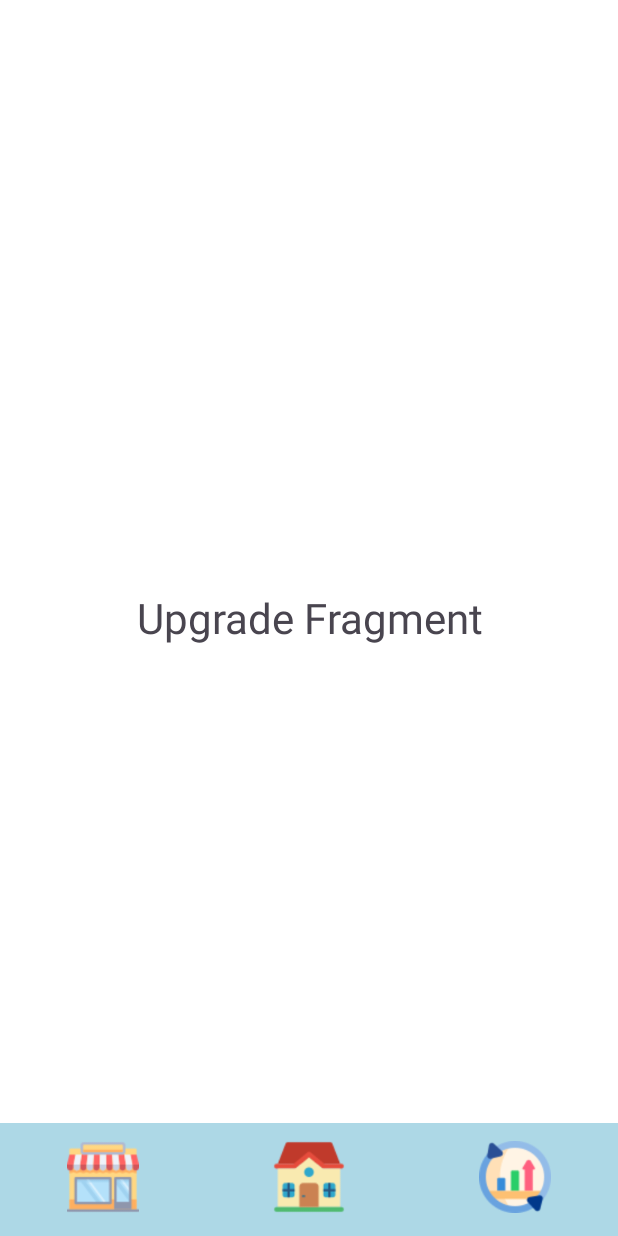
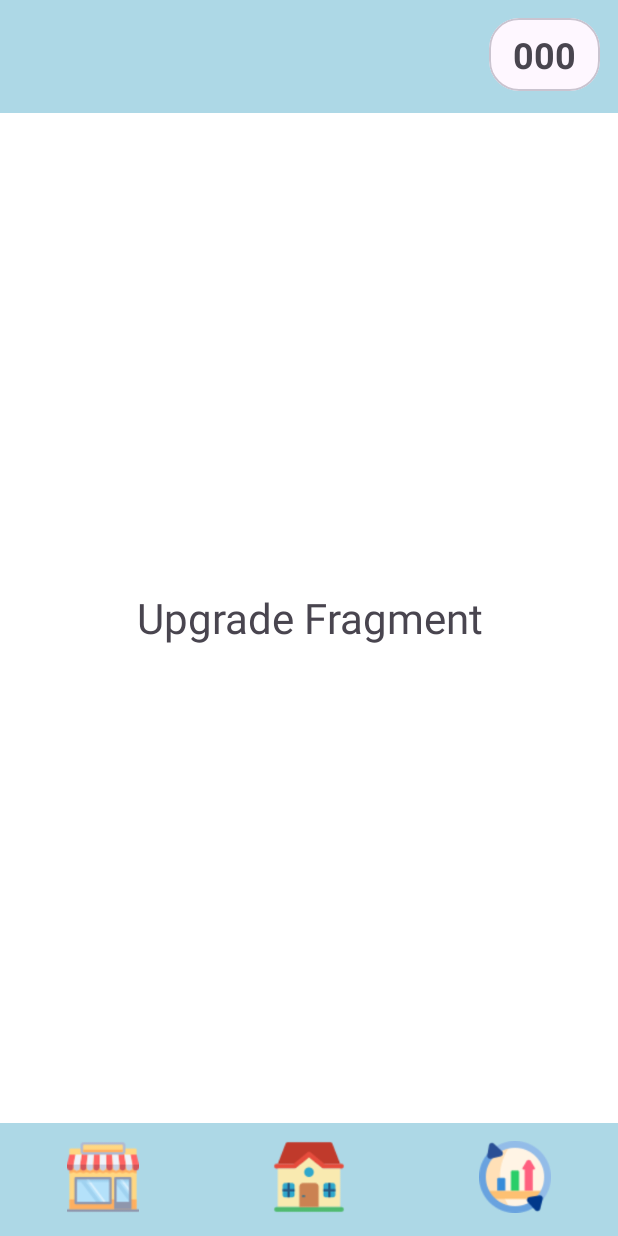
Before and after one commit to screamer228/Clicker_Evolution, an Android app: the screen it shows after launch (HostActivity), item 3 of the bottom bar chosen, on a phone screen of 412 x 824 dp. Run offline under Robolectric (Android 15) with nearby library versions, the light colour scheme and no system bars.

Commit message:
ShopFragment, UpgradeFragment, bottom navigation, click sound, project structure

```diff
--- a/app/src/main/AndroidManifest.xml
+++ b/app/src/main/AndroidManifest.xml
@@ -13,7 +13,7 @@
         android:theme="@style/Theme.ClickerEvolution"
         tools:targetApi="31">
         <activity
-            android:name=".host.HostActivity"
+            android:name=".presentation.host.HostActivity"
             android:exported="true">
             <intent-filter>
                 <action android:name="android.intent.action.MAIN" />
--- a/app/src/main/java/com/example/clickerevolution/HomeFragment.kt
+++ b/app/src/main/java/com/example/clickerevolution/presentation/HomeFragment.kt
@@ -1,18 +1,24 @@
-package com.example.clickerevolution
+package com.example.clickerevolution.presentation
 
+import android.media.SoundPool
 import android.os.Bundle
 import androidx.fragment.app.Fragment
 import android.view.LayoutInflater
 import android.view.View
 import android.view.ViewGroup
+import android.widget.ImageView
+import android.widget.TextView
 import androidx.fragment.app.activityViewModels
 import androidx.lifecycle.lifecycleScope
-import com.example.clickerevolution.databinding.FragmentMainBinding
+import com.example.clickerevolution.R
+import com.example.clickerevolution.databinding.FragmentHomeBinding
 import kotlinx.coroutines.launch
 
 class HomeFragment : Fragment() {
 
-    private lateinit var binding: FragmentMainBinding
+    private lateinit var binding: FragmentHomeBinding
+    private lateinit var imageToClick: ImageView
+    private lateinit var counterTV: TextView
     private val viewModel: HomeViewModel by activityViewModels()
 
     override fun onCreateView(
@@ -20,31 +26,40 @@ class HomeFragment : Fragment() {
         savedInstanceState: Bundle?
     ): View {
         // Inflate the layout for this fragment
-        binding = FragmentMainBinding.inflate(inflater, container, false)
+        binding = FragmentHomeBinding.inflate(inflater, container, false)
+        bindViews()
         return binding.root
     }
 
     override fun onViewCreated(view: View, savedInstanceState: Bundle?) {
         super.onViewCreated(view, savedInstanceState)
 
-        // Собираем Flow с помощью корутин
         viewLifecycleOwner.lifecycleScope.launch {
             viewModel.resourcesFlow.collect { resources ->
-                // Обновляем интерфейс с новым количеством ресурсов
-                binding.resourcesTextView.text = resources.toString()
+
+                binding.textViewCounter.text = resources.toString()
             }
         }
 
-        binding.backgroundImage.setOnClickListener {
+        val soundPool = SoundPool.Builder()
+            .setMaxStreams(4)
+            .build()
+        val soundId = soundPool.load(requireContext(), R.raw.sound_cookie_click, 1)
+
+        binding.imageViewImageToClick.setOnClickListener {
+
             viewModel.incrementResources()
-            binding.backgroundImage.animate().apply {
+
+            soundPool.play(soundId, 1.0f, 1.0f, 1, 0, 1.0f)
+
+            binding.imageViewImageToClick.animate().apply {
                 duration = 50
                 scaleXBy(1.0F)
                 scaleX(0.9F)
                 scaleYBy(1.0F)
                 scaleY(0.9F)
             }.withEndAction {
-                binding.backgroundImage.animate().apply {
+                binding.imageViewImageToClick.animate().apply {
                     duration = 50
                     scaleXBy(0.9F)
                     scaleX(1.0F)
@@ -53,16 +68,10 @@ class HomeFragment : Fragment() {
                 }
             }
         }
-
-//        // Обработка клика на кнопке
-//        binding.clickButton.setOnClickListener {
-//            // Увеличиваем количество ресурсов при каждом клике
-//            viewModel.incrementResources()
-//            binding.clickButton.animate().apply {
-//
-//            }
-//        }
-
     }
 
+    private fun bindViews() {
+        imageToClick = binding.imageViewImageToClick
+        counterTV = binding.textViewCounter
+    }
 }
--- a/app/src/main/java/com/example/clickerevolution/HomeViewModel.kt
+++ b/app/src/main/java/com/example/clickerevolution/presentation/HomeViewModel.kt
@@ -1,4 +1,4 @@
-package com.example.clickerevolution
+package com.example.clickerevolution.presentation
 
 import androidx.lifecycle.ViewModel
 import kotlinx.coroutines.flow.MutableStateFlow
@@ -9,7 +9,6 @@ class HomeViewModel : ViewModel() {
     private val _resources = MutableStateFlow(0)
     val resourcesFlow: StateFlow<Int> = _resources
 
-    // Функция для увеличения количества ресурсов
     fun incrementResources() {
         _resources.value += 1
     }
--- a/app/src/main/java/com/example/clickerevolution/UpgradeFragment.kt
+++ b/app/src/main/java/com/example/clickerevolution/presentation/ShopFragment.kt
@@ -1,22 +1,23 @@
-package com.example.clickerevolution
+package com.example.clickerevolution.presentation
 
 import android.os.Bundle
 import androidx.fragment.app.Fragment
 import android.view.LayoutInflater
 import android.view.View
 import android.view.ViewGroup
+import com.example.clickerevolution.R
 
-class UpgradeFragment : Fragment() {
+class ShopFragment : Fragment() {
 
     override fun onCreateView(
         inflater: LayoutInflater, container: ViewGroup?,
         savedInstanceState: Bundle?
     ): View? {
         // Inflate the layout for this fragment
-        return inflater.inflate(R.layout.fragment_upgrade, container, false)
+        return inflater.inflate(R.layout.fragment_shop, container, false)
     }
 
     companion object {
-        fun newInstance() = UpgradeFragment()
+        fun newInstance() = ShopFragment()
     }
 }
--- a/app/src/main/java/com/example/clickerevolution/ShopFragment.kt
+++ b/app/src/main/java/com/example/clickerevolution/presentation/UpgradeFragment.kt
@@ -1,22 +1,23 @@
-package com.example.clickerevolution
+package com.example.clickerevolution.presentation
 
 import android.os.Bundle
 import androidx.fragment.app.Fragment
 import android.view.LayoutInflater
 import android.view.View
 import android.view.ViewGroup
+import com.example.clickerevolution.R
 
-class ShopFragment : Fragment() {
+class UpgradeFragment : Fragment() {
 
     override fun onCreateView(
         inflater: LayoutInflater, container: ViewGroup?,
         savedInstanceState: Bundle?
     ): View? {
         // Inflate the layout for this fragment
-        return inflater.inflate(R.layout.fragment_shop, container, false)
+        return inflater.inflate(R.layout.fragment_upgrade, container, false)
     }
 
     companion object {
-        fun newInstance() = ShopFragment()
+        fun newInstance() = UpgradeFragment()
     }
 }
--- a/app/src/main/java/com/example/clickerevolution/host/HostActivity.kt
+++ b/app/src/main/java/com/example/clickerevolution/presentation/host/HostActivity.kt
@@ -1,35 +1,38 @@
-package com.example.clickerevolution.host
+package com.example.clickerevolution.presentation.host
 
 import android.os.Bundle
-import androidx.activity.enableEdgeToEdge
+import androidx.activity.viewModels
 import androidx.appcompat.app.AppCompatActivity
-import androidx.core.view.ViewCompat
-import androidx.core.view.WindowInsetsCompat
 import androidx.fragment.app.Fragment
-import androidx.navigation.fragment.NavHostFragment
-import com.example.clickerevolution.HomeFragment
+import com.example.clickerevolution.presentation.HomeFragment
+import com.example.clickerevolution.presentation.HomeViewModel
 import com.example.clickerevolution.R
-import com.example.clickerevolution.ShopFragment
-import com.example.clickerevolution.UpgradeFragment
-import com.example.clickerevolution.databinding.ActivityMainBinding
-import com.example.clickerevolution.databinding.FragmentMainBinding
-import com.google.android.material.bottomnavigation.BottomNavigationView
+import com.example.clickerevolution.presentation.ShopFragment
+import com.example.clickerevolution.presentation.UpgradeFragment
+import com.example.clickerevolution.databinding.ActivityHostBinding
 
 class HostActivity : AppCompatActivity() {
 
-//    private lateinit var binding: ActivityMainBinding
+    private lateinit var binding: ActivityHostBinding
+
+    private val viewModel: HomeViewModel by viewModels()
 
     override fun onCreate(savedInstanceState: Bundle?) {
         super.onCreate(savedInstanceState)
-        setContentView(R.layout.activity_main)
 
-        val bottomNavigationView: BottomNavigationView = findViewById(R.id.bottomNavigationView)
+        binding = ActivityHostBinding.inflate(layoutInflater)
+        setContentView(binding.root)
 
-        loadFragment(HomeFragment())
+        prepareBottomNav()
 
-        bottomNavigationView.itemIconTintList = null
 
-        bottomNavigationView.setOnItemSelectedListener {
+    }
+
+    private fun prepareBottomNav() {
+
+        binding.bottomNavigationView.itemIconTintList = null
+
+        binding.bottomNavigationView.setOnItemSelectedListener {
             when (it.itemId) {
                 R.id.shopFragment -> {
                     loadFragment(ShopFragment())
@@ -50,7 +53,7 @@ class HostActivity : AppCompatActivity() {
         }
     }
 
-    private  fun loadFragment(fragment: Fragment){
+    private fun loadFragment(fragment: Fragment){
         val transaction = supportFragmentManager.beginTransaction()
         transaction.replace(R.id.fragmentContainerView,fragment)
         transaction.commit()
--- a/app/src/main/res/layout/activity_main.xml
+++ b/app/src/main/res/layout/activity_host.xml
@@ -6,57 +6,64 @@
     android:layout_width="match_parent"
     android:layout_height="match_parent"
     android:background="@color/beige"
-    tools:context=".host.HostActivity">
+    tools:context=".presentation.host.HostActivity">
 
-    <LinearLayout
+    <View
+        android:id="@+id/topBar"
         android:layout_width="match_parent"
         android:layout_height="75dp"
         android:background="@color/light_blue"
         app:layout_constraintEnd_toEndOf="parent"
         app:layout_constraintStart_toStartOf="parent"
+        app:layout_constraintTop_toTopOf="parent" />
+
+    <com.google.android.material.card.MaterialCardView
+        android:layout_width="wrap_content"
+        android:layout_height="wrap_content"
+        android:layout_marginTop="12dp"
+        android:layout_marginEnd="12dp"
+        app:cardCornerRadius="20dp"
+        app:cardElevation="0dp"
+        app:contentPadding="8dp"
+        app:layout_constraintEnd_toEndOf="parent"
         app:layout_constraintTop_toTopOf="parent">
 
-        <com.google.android.material.textfield.TextInputLayout
-            android:layout_width="wrap_content"
-            android:layout_height="wrap_content">
-
-            <com.google.android.material.textfield.TextInputEditText
-                android:layout_width="wrap_content"
-                android:layout_height="wrap_content"/>
-
-        </com.google.android.material.textfield.TextInputLayout>
-
-        <TextView
+        <com.google.android.material.textview.MaterialTextView
             android:layout_width="wrap_content"
             android:layout_height="wrap_content"
-            android:text="123"/>
-    </LinearLayout>
+            android:paddingHorizontal="8dp"
+            android:text="000"
+            android:textSize="24sp"
+            android:textStyle="bold" />
 
+    </com.google.android.material.card.MaterialCardView>
 
     <androidx.fragment.app.FragmentContainerView
         android:id="@+id/fragmentContainerView"
         android:name="androidx.navigation.fragment.NavHostFragment"
         android:layout_width="match_parent"
         android:layout_height="match_parent"
+        android:layout_marginTop="75dp"
+        android:layout_marginBottom="75dp"
         app:defaultNavHost="true"
-        app:navGraph="@navigation/nav_graph"
-        app:layout_constraintBottom_toBottomOf="parent"
+        app:layout_constraintBottom_toTopOf="@+id/bottomNavigationView"
         app:layout_constraintEnd_toEndOf="parent"
         app:layout_constraintStart_toStartOf="parent"
-        app:layout_constraintTop_toTopOf="parent" />
+        app:layout_constraintTop_toTopOf="@+id/topBar"
+        app:navGraph="@navigation/nav_graph" />
 
     <com.google.android.material.bottomnavigation.BottomNavigationView
         android:id="@+id/bottomNavigationView"
         android:layout_width="match_parent"
         android:layout_height="75dp"
         android:background="@color/light_blue"
-        app:menu="@menu/menu_bottom_navigation"
+        app:itemActiveIndicatorStyle="@null"
+        app:itemIconSize="48dp"
+        app:itemIconTint="@null"
         app:itemRippleColor="@null"
-        app:itemIconTint="@null"
-        app:itemIconSize="48dp"
-        app:itemActiveIndicatorStyle="@null"
         app:layout_constraintBottom_toBottomOf="parent"
         app:layout_constraintEnd_toEndOf="parent"
-        app:layout_constraintStart_toStartOf="parent" />
+        app:layout_constraintStart_toStartOf="parent"
+        app:menu="@menu/menu_bottom_navigation" />
 
 </androidx.constraintlayout.widget.ConstraintLayout>
--- a/app/src/main/res/layout/fragment_main.xml
+++ b/app/src/main/res/layout/fragment_home.xml
@@ -7,10 +7,10 @@
     android:gravity="center"
     android:orientation="vertical"
     android:padding="16dp"
-    tools:context=".HomeFragment">
+    tools:context=".presentation.HomeFragment">
 
     <TextView
-        android:id="@+id/resourcesTextView"
+        android:id="@+id/textView_counter"
         android:layout_width="wrap_content"
         android:layout_height="wrap_content"
         android:layout_gravity="center_horizontal"
@@ -18,15 +18,15 @@
         android:gravity="center"
         android:text="0"
         android:textColor="@android:color/black"
-        android:textStyle="bold"
-        android:textSize="40sp" />
+        android:textSize="40sp"
+        android:textStyle="bold" />
 
-    <ImageView
-        android:id="@+id/backgroundImage"
+    <com.google.android.material.imageview.ShapeableImageView
+        android:id="@+id/imageView_imageToClick"
         android:layout_width="250dp"
         android:layout_height="250dp"
+        android:layout_marginTop="75dp"
         android:scaleType="fitXY"
-        android:layout_marginTop="75dp"
         android:src="@drawable/img_cookie" />
 
 </LinearLayout>
--- a/app/src/main/res/layout/fragment_shop.xml
+++ b/app/src/main/res/layout/fragment_shop.xml
@@ -4,7 +4,7 @@
     android:layout_width="match_parent"
     android:layout_height="match_parent"
     android:background="@color/white"
-    tools:context=".ShopFragment">
+    tools:context=".presentation.ShopFragment">
 
     <TextView
         android:layout_width="match_parent"
--- a/app/src/main/res/layout/fragment_upgrade.xml
+++ b/app/src/main/res/layout/fragment_upgrade.xml
@@ -4,7 +4,7 @@
     android:layout_width="match_parent"
     android:layout_height="match_parent"
     android:background="@color/white"
-    tools:context=".UpgradeFragment">
+    tools:context=".presentation.UpgradeFragment">
 
     <TextView
         android:layout_width="match_parent"
--- a/app/src/main/res/navigation/nav_graph.xml
+++ b/app/src/main/res/navigation/nav_graph.xml
@@ -7,17 +7,17 @@
 
     <fragment
         android:id="@+id/mainFragment"
-        android:name="com.example.clickerevolution.HomeFragment"
+        android:name="com.example.clickerevolution.presentation.HomeFragment"
         android:label="fragment_main"
-        tools:layout="@layout/fragment_main" />
+        tools:layout="@layout/fragment_home" />
     <fragment
         android:id="@+id/shopFragment"
-        android:name="com.example.clickerevolution.ShopFragment"
+        android:name="com.example.clickerevolution.presentation.ShopFragment"
         android:label="fragment_shop"
         tools:layout="@layout/fragment_shop" />
     <fragment
         android:id="@+id/upgradeFragment"
-        android:name="com.example.clickerevolution.UpgradeFragment"
+        android:name="com.example.clickerevolution.presentation.UpgradeFragment"
         android:label="fragment_upgrade"
         tools:layout="@layout/fragment_upgrade" />
 </navigation>
```
Also changed, not shown: 1 other file.
